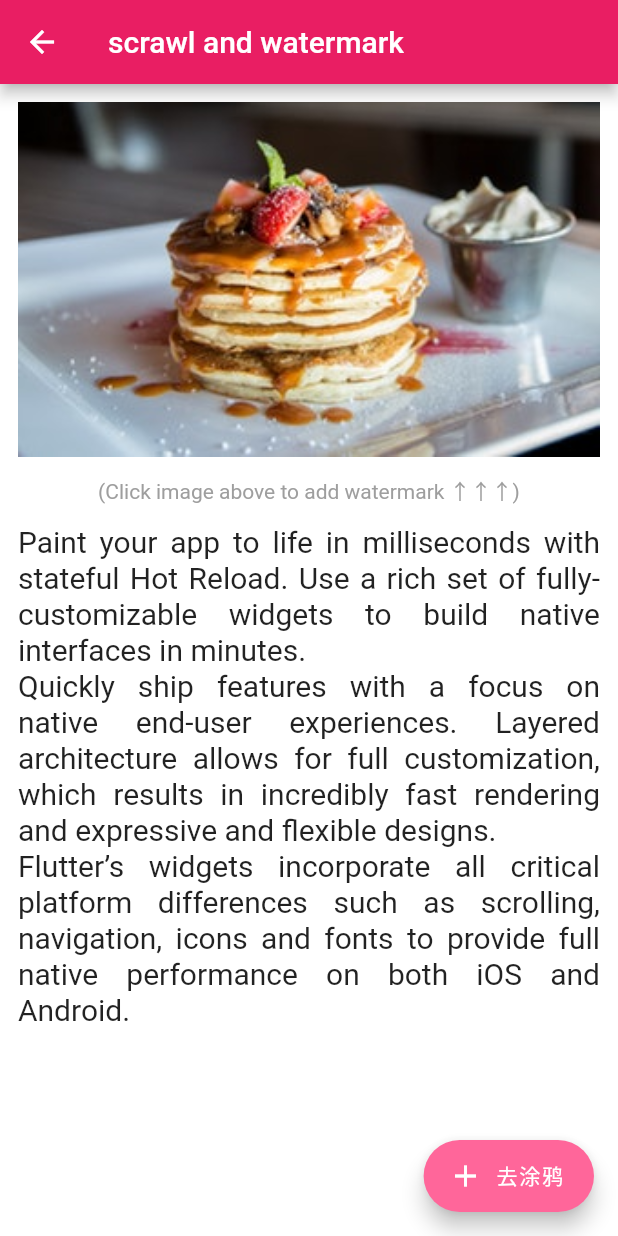
After one commit to yumi0629/FlutterUI, a Flutter app: the ContentPage screen opened by its route, after a tap on "去涂鸦", on a phone screen of 412 x 824 dp. The commit adds this screen. Run offline on Flutter 3.47's test engine with Material 2 defaults, Android fonts, the phone set to English and light mode, and no system bars; drawn by our look-alikes of oktoast; our stand-ins replace permission_handler.

Commit message:
update scrawl.

```diff
--- a/lib/main.dart
+++ b/lib/main.dart
@@ -4,6 +4,7 @@ import 'package:flutter_ui/circleprogressbar/progress_bar_page.dart';
 import 'package:flutter_ui/draglike/drag_like.dart';
 import 'package:flutter_ui/likebutton/like_button_page.dart';
 import 'package:flutter_ui/route.dart';
+import 'package:flutter_ui/scrawl/content_page.dart';
 import 'package:flutter_ui/sharedelement/shared_element_shop.dart';
 import 'package:flutter_ui/sharedelement/shared_element_transition.dart';
 import 'package:flutter_ui/slidedrawer/slide_drawer_page.dart';
@@ -49,6 +50,7 @@ class MyApp extends StatelessWidget {
             UIRoute.circleProgressBar: (_) => ProgressBarPage(),
             UIRoute.likeButton: (_) => LikeButtonPage(),
             UIRoute.tipMenu: (_) => TipMenuPage(),
+            UIRoute.scrawl: (_) => ContentPage(),
           },
         ));
   }
@@ -207,4 +209,9 @@ final List<_MenuData> menus = [
     icon: Icons.menu,
     routeName: UIRoute.tipMenu,
   ),
+  const _MenuData(
+    title: '截图/涂鸦/加水印',
+    icon: Icons.format_paint,
+    routeName: UIRoute.scrawl,
+  ),
 ];
--- a/lib/route.dart
+++ b/lib/route.dart
@@ -6,4 +6,5 @@ abstract class UIRoute{
   static const String circleProgressBar = 'circle_progress_bar';
   static const String likeButton = 'like_button';
   static const String tipMenu = 'tip_menu';
+  static const String scrawl = 'scraw';
 }
--- /dev/null
+++ b/lib/scrawl/content_page.dart
@@ -0,0 +1,95 @@
+import 'package:flutter/material.dart';
+import 'package:flutter/rendering.dart';
+import 'package:flutter_ui/scrawl/scrawl_page.dart';
+import 'package:flutter_ui/scrawl/watermark_page.dart';
+import 'package:oktoast/oktoast.dart';
+import 'file_utils.dart';
+
+class ContentPage extends StatelessWidget {
+  final GlobalKey _repaintKey = new GlobalKey();
+
+  @override
+  Widget build(BuildContext context) {
+    return Scaffold(
+      appBar: AppBar(
+        title: Text('scrawl and watermark'),
+      ),
+      body: RepaintBoundary(
+        key: _repaintKey,
+        child: Container(
+          color: Colors.white,
+          child: CustomScrollView(
+            slivers: <Widget>[
+              SliverToBoxAdapter(
+                child: GestureDetector(
+                  child: Padding(
+                    padding: EdgeInsets.all(12.0),
+                    child: Image.asset(
+                      'images/food01.jpeg',
+                      fit: BoxFit.cover,
+                    ),
+                  ),
+                  onTap: () {
+                    Navigator.of(context).push(
+                      MaterialPageRoute(builder: (context) {
+                        return WatermarkPage();
+                      }),
+                    );
+                  },
+                ),
+              ),
+              SliverToBoxAdapter(
+                child: Container(
+                  alignment: Alignment.center,
+                  child: Text(
+                    '(Click image above to add watermark ↑↑↑)',
+                    style: TextStyle(color: Colors.grey),
+                  ),
+                ),
+              ),
+              SliverToBoxAdapter(
+                child: Container(
+                  padding: EdgeInsets.all(12.0),
+                  child: Text(
+                    '    Paint your app to life in milliseconds with stateful Hot Reload. Use a rich set of fully-customizable widgets to build native interfaces in minutes.\n'
+                        '    Quickly ship features with a focus on native end-user experiences. Layered architecture allows for full customization, which results in incredibly fast rendering and expressive and flexible designs.\n'
+                        '    Flutter’s widgets incorporate all critical platform differences such as scrolling, navigation, icons and fonts to provide full native performance on both iOS and Android.',
+                    style: TextStyle(
+                      color: Colors.black87,
+                      fontSize: 20.0,
+                      height: 1.2,
+                    ),
+                    textAlign: TextAlign.justify,
+                  ),
+                ),
+              ),
+            ],
+          ),
+        ),
+      ),
+      floatingActionButton: FloatingActionButton.extended(
+        onPressed: () {
+          _saveScreenShot(context);
+        },
+        icon: Icon(Icons.add),
+        label: Text('去涂鸦'),
+        backgroundColor:
+            Color.alphaBlend(Colors.pinkAccent.withOpacity(0.8), Colors.white),
+      ),
+    );
+  }
+
+  void _saveScreenShot(BuildContext context) {
+    RenderRepaintBoundary boundary =
+        _repaintKey.currentContext.findRenderObject();
+    saveScreenShot(boundary, success: () {
+      Navigator.of(context).push(
+        MaterialPageRoute(builder: (context) {
+          return ScrawlPage();
+        }),
+      );
+    }, fail: () {
+      showToast('save current screen fail!');
+    });
+  }
+}
--- /dev/null
+++ b/lib/scrawl/file_utils.dart
@@ -0,0 +1,75 @@
+import 'dart:io';
+import 'dart:typed_data';
+import 'dart:ui' as ui;
+
+import 'package:flutter/rendering.dart';
+import 'package:path_provider/path_provider.dart';
+import 'package:permission_handler/permission_handler.dart';
+
+import 'package:oktoast/oktoast.dart';
+
+final String scrawlImagePath = '/screen_shot_scraw.png';
+
+Future<File> getScreenShotFile() async {
+  Directory tempDir = await getTemporaryDirectory();
+  String tempPath = '${tempDir.path}$scrawlImagePath';
+  File image = File(tempPath);
+  bool isExist = await image.exists();
+  return isExist ? image : null;
+}
+
+Future saveScreenShot2SDCard(RenderRepaintBoundary boundary,
+    {Function success, Function fail}) async {
+  // check storage permission.
+  PermissionHandler().requestPermissions([PermissionGroup.storage]).then((map) {
+    if (map[PermissionGroup.storage] == PermissionStatus.granted) {
+      capturePng2List(boundary).then((uint8List) async {
+        if (uint8List == null || uint8List.length == 0) {
+          if (fail != null) fail();
+          return;
+        }
+        Directory tempDir = await getExternalStorageDirectory();
+        _saveImage(uint8List, Directory('${tempDir.path}/flutter_ui'),
+            '/screen_shot_scraw_${DateTime.now()}.png',
+            success: success, fail: fail);
+      });
+    } else {
+      showToast('请打开SD卡存储权限！');
+//      if (fail != null) fail();
+      return;
+    }
+  });
+}
+
+void saveScreenShot(RenderRepaintBoundary boundary,
+    {Function success, Function fail}) {
+  capturePng2List(boundary).then((uint8List) async {
+    if (uint8List == null || uint8List.length == 0) {
+      if (fail != null) fail();
+      return;
+    }
+    Directory tempDir = await getTemporaryDirectory();
+    _saveImage(uint8List, tempDir, scrawlImagePath,
+        success: success, fail: fail);
+  });
+}
+
+void _saveImage(Uint8List uint8List, Directory dir, String fileName,
+    {Function success, Function fail}) async {
+  bool isDirExist = await Directory(dir.path).exists();
+  if (!isDirExist) Directory(dir.path).create();
+  String tempPath = '${dir.path}$fileName';
+  File image = File(tempPath);
+  bool isExist = await image.exists();
+  if (isExist) await image.delete();
+  File(tempPath).writeAsBytes(uint8List).then((_) {
+    if (success != null) success();
+  });
+}
+
+Future<Uint8List> capturePng2List(RenderRepaintBoundary boundary) async {
+  ui.Image image = await boundary.toImage();
+  ByteData byteData = await image.toByteData(format: ui.ImageByteFormat.png);
+  Uint8List pngBytes = byteData.buffer.asUint8List();
+  return pngBytes;
+}
--- a/lib/sharedelement/shared_element_shop.dart
+++ b/lib/sharedelement/shared_element_shop.dart
@@ -62,7 +62,8 @@ class _ShopState extends State<ShopPage> {
         return GestureDetector(
           behavior: HitTestBehavior.translucent,
           onTap: () {
-            Navigator.of(context).push(PageRouteBuilder(
+            Navigator.of(context).push(
+              PageRouteBuilder(
                   pageBuilder: (context, _, __) {
                     return ProductListPage(
                       title: category.category,
@@ -77,7 +78,8 @@ class _ShopState extends State<ShopPage> {
                         child: child,
                       ),
                     );
-                }));
+                  }),
+            );
           },
           child: Card(
             child: Container(
--- a/lib/tipmenu/tip_menu_page.dart
+++ b/lib/tipmenu/tip_menu_page.dart
@@ -5,6 +5,7 @@ import 'model.dart';
 import 'package:oktoast/oktoast.dart';
 
 class TipMenuPage extends StatelessWidget {
+
   final List<MyMenu> menus = [
     MyMenu(index: 0, description: 'copy'),
     MyMenu(index: 1, description: 'paste'),
@@ -12,8 +13,7 @@ class TipMenuPage extends StatelessWidget {
   ];
 
   OverlayEntry _overlayEntry;
-  GlobalKey anchorKey = GlobalKey();
-  bool isTipOffstage = true;
+  final GlobalKey anchorKey = GlobalKey();
 
   @override
   Widget build(BuildContext context) {
--- a/pubspec.yaml
+++ b/pubspec.yaml
@@ -17,11 +17,14 @@ dependencies:
     sdk: flutter
   flutter_localizations:
     sdk: flutter
+  http:
 
   # The following adds the Cupertino Icons font to your application.
   # Use with the CupertinoIcons class for iOS style icons.
   cupertino_icons: ^0.1.2
   oktoast: ^2.0.0
+  path_provider: ^0.4.1
+  permission_handler: ^2.1.1
 
 dev_dependencies:
   flutter_test:
```
Also changed, not shown: lib/scrawl/scrawl_page.dart (added, +244 -0 lines), lib/scrawl/scrawl_painter.dart (added, +49 -0 lines), lib/scrawl/watermark_page.dart (added, +114 -0 lines), lib/sharedelement/product_list.dart (+6 -3 lines), 5 other files. Lines whose indentation alone changed are shown as unchanged.
